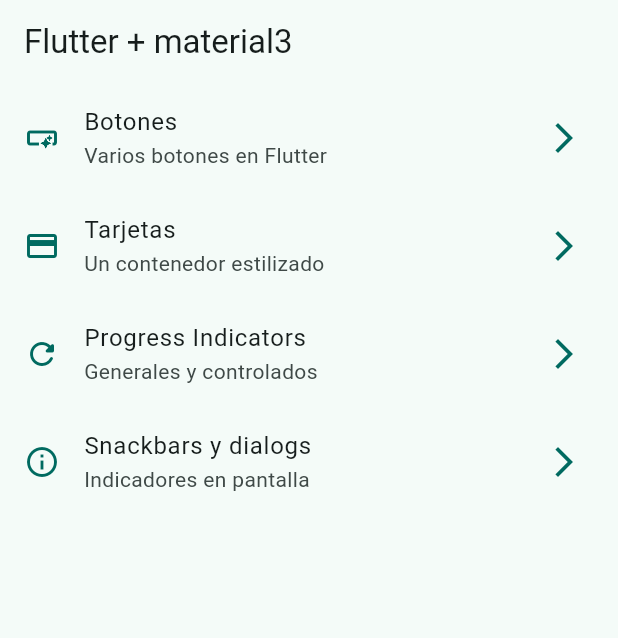
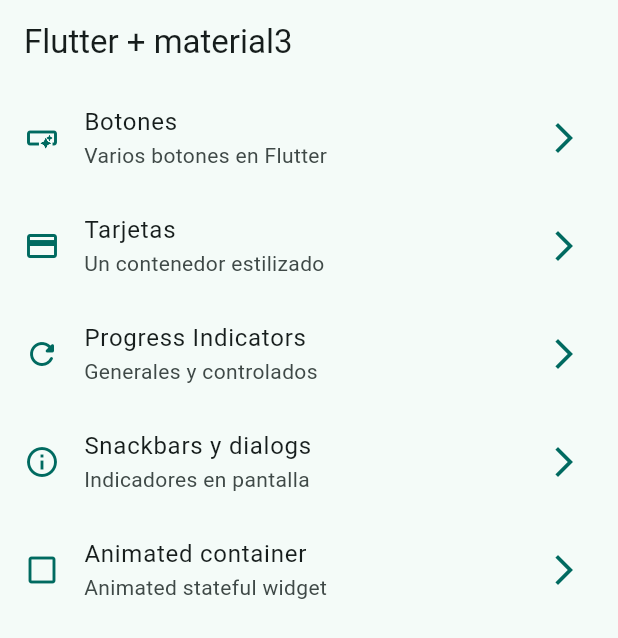
Before and after one commit to GabrielR19-G2/widgets_app, a Flutter app: the screen it shows after launch, on a phone screen of 412 x 824 dp. Shown: the top 638 px of the screen. Run offline on Flutter 3.47's test engine with Material 3 defaults, Android fonts, the phone set to English and light mode, and no system bars; our stand-ins replace go_router.

Commit message:
Animated Container finished

```diff
--- a/lib/config/menu/menu_items.dart
+++ b/lib/config/menu/menu_items.dart
@@ -38,4 +38,9 @@ const appMenuItems = <MenuItem>[
       subTitle: 'Indicadores en pantalla',
       link: '/snackbars',
       icon: Icons.info_outline),
+  MenuItem(
+      title: 'Animated container',
+      subTitle: 'Animated stateful widget ',
+      link: '/animated',
+      icon: Icons.check_box_outline_blank_outlined),
 ];
--- a/lib/config/router/app_router.dart
+++ b/lib/config/router/app_router.dart
@@ -31,5 +31,10 @@ final appRouter = GoRouter(
       name: SnackbarScreen.name,
       builder: (context, state) => const SnackbarScreen(),
     ),
+    GoRoute(
+      path: '/animated',
+      name: AnimatedScreen.name,
+      builder: (context, state) => const AnimatedScreen(),
+    ),
   ],
 );
```
Also changed, not shown: lib/presentation/screens/animated/animated_screen.dart (+45 -2 lines).
